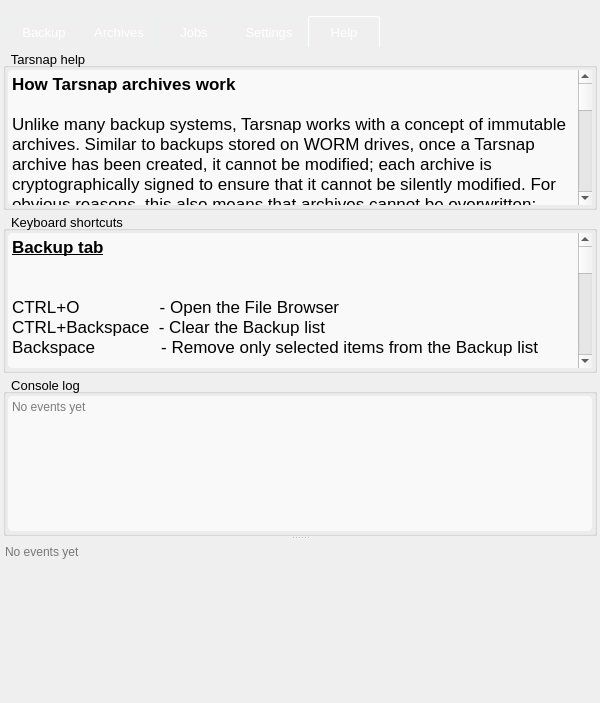
Qt form forms/mainwindow.ui (Tarsnap/tarsnap-gui) before a commit.
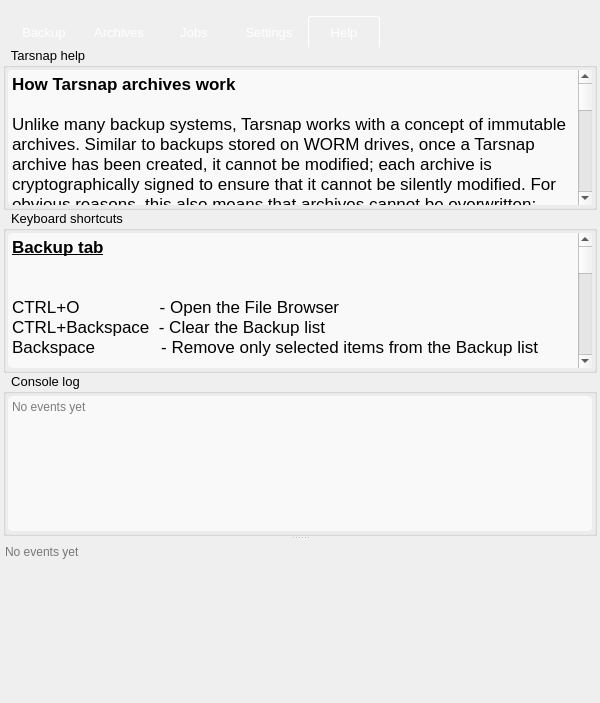
The same form after that commit. The open tabs and pages were chosen to show the change. Icons and pictures are not drawn. Custom widgets are drawn as their Qt base class.

Commit message: Lower the top margin on the section titles in the Settings pane.

Patch:
```diff
--- a/forms/mainwindow.ui
+++ b/forms/mainwindow.ui
@@ -1706,7 +1706,7 @@
 }
 #helpTab  QGroupBox::title {
 background: transparent;
-margin: 5px 0px 0px 6px;
+margin: 1px 0px 0px 6px;
 }</string>
           </property>
           <attribute name="title">
```
